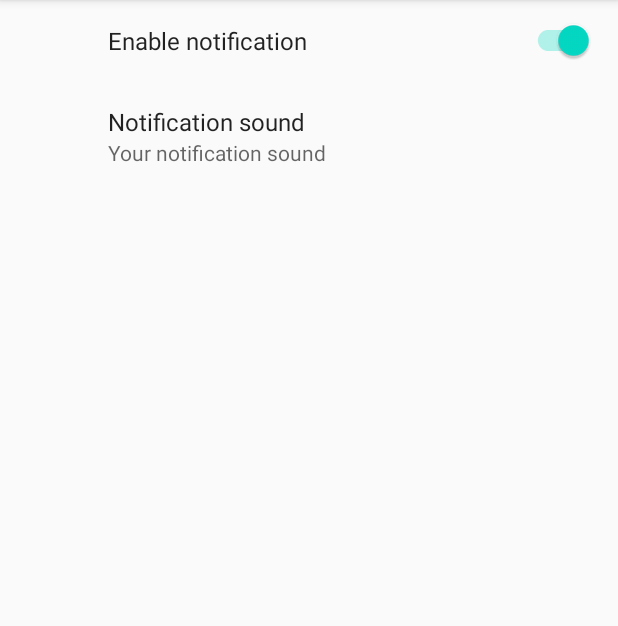
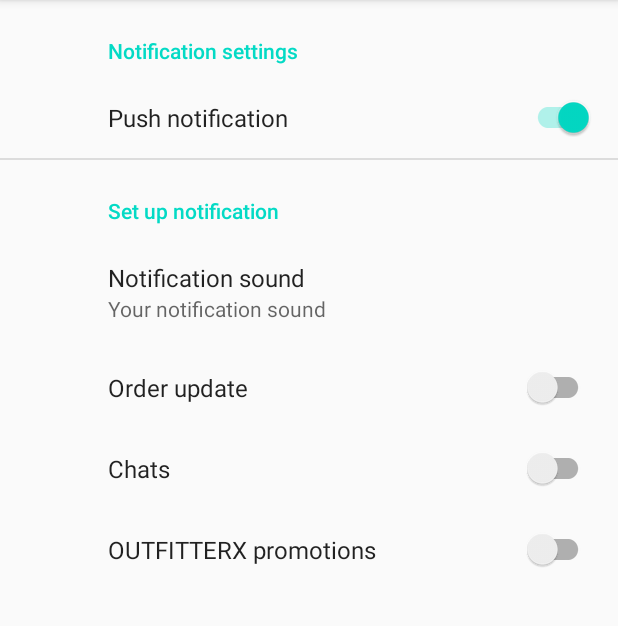
Before and after one commit to NDKhoa892/demoOUTFITTERX, an Android app: the screen it shows after launch once a user with an empty profile is signed in (SettingsActivity), after a tap on "SETTINGS", on a phone screen of 412 x 824 dp, the part 84-710 px from its top. Run offline under Robolectric (Android 15) with nearby library versions, the phone set to English and light mode, and no system bars; our stand-ins replace Firebase (no records; nobody signed in at launch, a user with empty details on screens opened directly), androidx.preference.

Commit message:
Added topics to notifications

```diff
--- a/app/src/main/java/com/harry/demooutfitterx/Activity/MainActivity.java
+++ b/app/src/main/java/com/harry/demooutfitterx/Activity/MainActivity.java
@@ -14,6 +14,8 @@ import com.harry.demooutfitterx.Settings.SettingsActivity;
 import androidx.appcompat.app.AppCompatActivity;
 
 public class MainActivity extends AppCompatActivity {
+
+    public static final String TAG = "MainActivity";
 
     Button btnSignout, btnSettings;
 
@@ -48,6 +50,24 @@ public class MainActivity extends AppCompatActivity {
                 signOut();
             }
         });
+
+        //// Use for get user's token, don't delete please
+        /*FirebaseInstanceId.getInstance().getInstanceId()
+                .addOnCompleteListener(new OnCompleteListener<InstanceIdResult>() {
+                    @Override
+                    public void onComplete(@NonNull Task<InstanceIdResult> task) {
+                        if (!task.isSuccessful()) {
+                            Log.w(TAG, "getInstanceId failed", task.getException());
+                            return;
+                        }
+
+                        // Get new Instance ID token
+                        String token = task.getResult().getToken();
+
+                        Log.d(TAG, token);
+                        Toast.makeText(MainActivity.this, token, Toast.LENGTH_SHORT).show();
+                    }
+                });*/
     }
 
     /// JUST OPEN ANOTHER ACTIVITY
--- a/app/src/main/java/com/harry/demooutfitterx/Firebase/MyFirebaseMessagingService.java
+++ b/app/src/main/java/com/harry/demooutfitterx/Firebase/MyFirebaseMessagingService.java
@@ -11,6 +11,7 @@ import android.content.Context;
 import android.content.Intent;
 import android.content.SharedPreferences;
 import android.net.Uri;
+import android.util.Log;
 import android.widget.RemoteViews;
 
 import com.google.firebase.messaging.FirebaseMessagingService;
@@ -39,11 +40,14 @@ public class MyFirebaseMessagingService extends FirebaseMessagingService {
         /// To know more: https://developer.android.com/guide/topics/ui/settings/use-saved-values
         SharedPreferences settingsData = PreferenceManager.getDefaultSharedPreferences(this);
 
+        Log.w(TAG, "From: " + remoteMessage.getFrom());
+
         /// Check notification settings
         /// If user want to receive notifications
         if (settingsData.getBoolean(getString(R.string.NOTIFICATION_SWITCH_PREF), true)) {
             /// Handle when receive notification via data event
             if (remoteMessage.getData().size() > 0) {
+                Log.w(TAG, "onMessageReceived: " + remoteMessage.getData());
                 showNotification(remoteMessage.getData().get("title"), remoteMessage.getData().get("message"));
             }
 
--- a/app/src/main/java/com/harry/demooutfitterx/Settings/SettingsActivity.java
+++ b/app/src/main/java/com/harry/demooutfitterx/Settings/SettingsActivity.java
@@ -13,6 +13,7 @@ public class SettingsActivity extends AppCompatActivity {
         super.onCreate(savedInstanceState);
         setContentView(R.layout.activity_settings);
 
+        /// Set up fragment
         getSupportFragmentManager()
                 .beginTransaction()
                 .replace(R.id.settingsFrame, new SettingsFragment())
--- a/app/src/main/java/com/harry/demooutfitterx/Settings/SettingsFragment.java
+++ b/app/src/main/java/com/harry/demooutfitterx/Settings/SettingsFragment.java
@@ -13,9 +13,14 @@ import android.os.Bundle;
 import android.util.Log;
 import android.widget.Toast;
 
+import com.google.android.gms.tasks.OnCompleteListener;
+import com.google.android.gms.tasks.Task;
+import com.google.firebase.messaging.FirebaseMessaging;
 import com.harry.demooutfitterx.R;
 
+import androidx.annotation.NonNull;
 import androidx.preference.Preference;
+import androidx.preference.PreferenceCategory;
 import androidx.preference.PreferenceFragmentCompat;
 import androidx.preference.PreferenceManager;
 import androidx.preference.SwitchPreferenceCompat;
@@ -24,15 +29,21 @@ public class SettingsFragment extends PreferenceFragmentCompat {
 
     private static final String TAG = "SettingsFragment";
 
-    private SwitchPreferenceCompat switchNoti;
-    private Preference listNotiSound;
+    private PreferenceCategory notificationGroup;
 
     @Override
     public void onCreatePreferences(Bundle savedInstanceState, String rootKey) {
         setPreferencesFromResource(R.xml.root_preferences, rootKey);
 
-        switchNoti = findPreference("switchNotification");
-        listNotiSound = findPreference("listNotificationSound");
+        ///// Notification settings preference
+        SwitchPreferenceCompat switchNoti = findPreference("switchNotification");
+
+        notificationGroup = findPreference("notificationGroup");
+
+        Preference listNotiSound = findPreference("listNotificationSound");
+        SwitchPreferenceCompat topicOrder = findPreference(getString(R.string.TOPIC_ORDER_KEY));
+        SwitchPreferenceCompat topicChats = findPreference(getString(R.string.TOPIC_CHATS_KEY));
+        SwitchPreferenceCompat topicPromotions = findPreference(getString(R.string.TOPIC_PROMOTIONS_KEY));
 
         ///////// [BEGIN  INITIALIZE]
 
@@ -42,10 +53,10 @@ public class SettingsFragment extends PreferenceFragmentCompat {
 
         /// Set visible for list of notification's sound depend on switchNotification's condition
         if (settingsData.getBoolean(getString(R.string.NOTIFICATION_SWITCH_PREF), true)) {
-            listNotiSound.setVisible(true);
+            notificationGroup.setVisible(true);
             Log.w(TAG, "onSharedPreferenceChanged: TRUE");
         } else {
-            listNotiSound.setVisible(false);
+            notificationGroup.setVisible(false);
             Log.w(TAG, "onSharedPreferenceChanged: FALSE");
         }
 
@@ -56,23 +67,65 @@ public class SettingsFragment extends PreferenceFragmentCompat {
             @Override
             public boolean onPreferenceChange(Preference preference, Object newValue) {
                 if ((boolean) newValue) {
-                    listNotiSound.setVisible(true);
-                    Log.w(TAG, "onSharedPreferenceChanged: TRUE");
+                    notificationGroup.setVisible(true);
+                    Log.w(TAG, "Push notification: TRUE");
                 } else {
-                    listNotiSound.setVisible(false);
-                    Log.w(TAG, "onSharedPreferenceChanged: FLASE");
+                    notificationGroup.setVisible(false);
+                    Log.w(TAG, "Push notification: FALSE");
                 }
 
                 return true;
             }
         });
 
-        /// Click
+        /// Click sound settings
         listNotiSound.setOnPreferenceClickListener(new Preference.OnPreferenceClickListener() {
             @Override
             public boolean onPreferenceClick(Preference preference) {
                 /// Click to know =))
                 handleRingtoneSettings();
+                return true;
+            }
+        });
+
+        ///////            Topics settings
+        /// Topic Order update
+        topicOrder.setOnPreferenceChangeListener(new Preference.OnPreferenceChangeListener() {
+            @Override
+            public boolean onPreferenceChange(Preference preference, Object newValue) {
+                if ((Boolean) newValue) {
+                    handleTopicSubscribe(getString(R.string.TOPIC_ORDER_KEY));
+                } else {
+                    handleTopicUnsubscribe(getString(R.string.TOPIC_ORDER_KEY));
+                }
+
+                return true;
+            }
+        });
+
+        /// Topics Chats
+        topicChats.setOnPreferenceChangeListener(new Preference.OnPreferenceChangeListener() {
+            @Override
+            public boolean onPreferenceChange(Preference preference, Object newValue) {
+                if ((Boolean) newValue) {
+                    handleTopicSubscribe(getString(R.string.TOPIC_CHATS_KEY));
+                } else {
+                    handleTopicUnsubscribe(getString(R.string.TOPIC_CHATS_KEY));
+                }
+
+                return true;
+            }
+        });
+
+        /// Topics promotions
+        topicPromotions.setOnPreferenceChangeListener(new Preference.OnPreferenceChangeListener() {
+            @Override
+            public boolean onPreferenceChange(Preference preference, Object newValue) {
+                if ((Boolean) newValue) {
+                    handleTopicSubscribe(getString(R.string.TOPIC_PROMOTIONS_KEY));
+                } else {
+                    handleTopicUnsubscribe(getString(R.string.TOPIC_PROMOTIONS_KEY));
+                }
 
                 return true;
             }
@@ -174,4 +227,32 @@ public class SettingsFragment extends PreferenceFragmentCompat {
         /// Show dialog
         builder.create().show();
     }
+
+    /// Handle when subscribe to a topic
+    private void handleTopicSubscribe(final String topic) {
+        FirebaseMessaging.getInstance().subscribeToTopic(topic)
+                .addOnCompleteListener(new OnCompleteListener<Void>() {
+                    @Override
+                    public void onComplete(@NonNull Task<Void> task) {
+                        if (!task.isSuccessful())
+                            Log.e(TAG, "Subscribe topic " + topic + " failed");
+
+                        Log.w(TAG, "Subscribe topic " + topic + " successfully");
+                    }
+                });
+    }
+
+    /// Handle when unsubscribe to a topic
+    private void handleTopicUnsubscribe(final String topic) {
+        FirebaseMessaging.getInstance().unsubscribeFromTopic(topic)
+                .addOnCompleteListener(new OnCompleteListener<Void>() {
+                    @Override
+                    public void onComplete(@NonNull Task<Void> task) {
+                        if (!task.isSuccessful())
+                            Log.e(TAG, "Unsubscribe topic " + topic + " failed");
+
+                        Log.w(TAG, "Unsubscribe topic " + topic + " successfully");
+                    }
+                });
+    }
 }
--- a/app/src/main/res/values/strings.xml
+++ b/app/src/main/res/values/strings.xml
@@ -33,4 +33,9 @@
     <!--  SharedPreference's key  -->
     <string name="RINGTONE_PREFERENCE_KEY">ringtoneName</string>
 
+    <!--  Firebase notification topic  -->
+    <string name="TOPIC_ORDER_KEY">topicOrder</string>
+    <string name="TOPIC_CHATS_KEY">topicChats</string>
+    <string name="TOPIC_PROMOTIONS_KEY">topicPromotions</string>
+
 </resources>
--- a/app/src/main/res/xml/root_preferences.xml
+++ b/app/src/main/res/xml/root_preferences.xml
@@ -4,16 +4,44 @@
 <PreferenceScreen
     xmlns:app="http://schemas.android.com/apk/res-auto">
 
+    <!--  Group of notification settings  -->
+    <PreferenceCategory
+        app:title="Notification settings">
+
         <!--  Notification switch  -->
         <SwitchPreferenceCompat
             app:key="@string/NOTIFICATION_SWITCH_PREF"
-        app:title="Enable notification"
+            app:title="Push notification"
             app:defaultValue="true"/>
 
-    <!--  Notification's sound settings  -->
+        <!--  Notification group, show when enable notification  -->
+        <PreferenceCategory
+            app:key="notificationGroup"
+            app:title="Set up notification">
+
+            <!--  Notification sound settings  -->
             <Preference
                 app:key="listNotificationSound"
                 app:title="Notification sound"
                 app:summary="Your notification sound" />
 
+            <!--  Notification topic order  -->
+            <SwitchPreferenceCompat
+                app:key="@string/TOPIC_ORDER_KEY"
+                app:title="Order update"/>
+
+            <!--  Notification topic chat  -->
+            <SwitchPreferenceCompat
+                app:key="@string/TOPIC_CHATS_KEY"
+                app:title="Chats"/>
+
+            <!--  Notification topic promotion  -->
+            <SwitchPreferenceCompat
+                app:key="@string/TOPIC_PROMOTIONS_KEY"
+                app:title="OUTFITTERX promotions"/>
+
+        </PreferenceCategory>
+
+    </PreferenceCategory>
+
 </PreferenceScreen>
```
Lines whose indentation alone changed are shown as unchanged.
